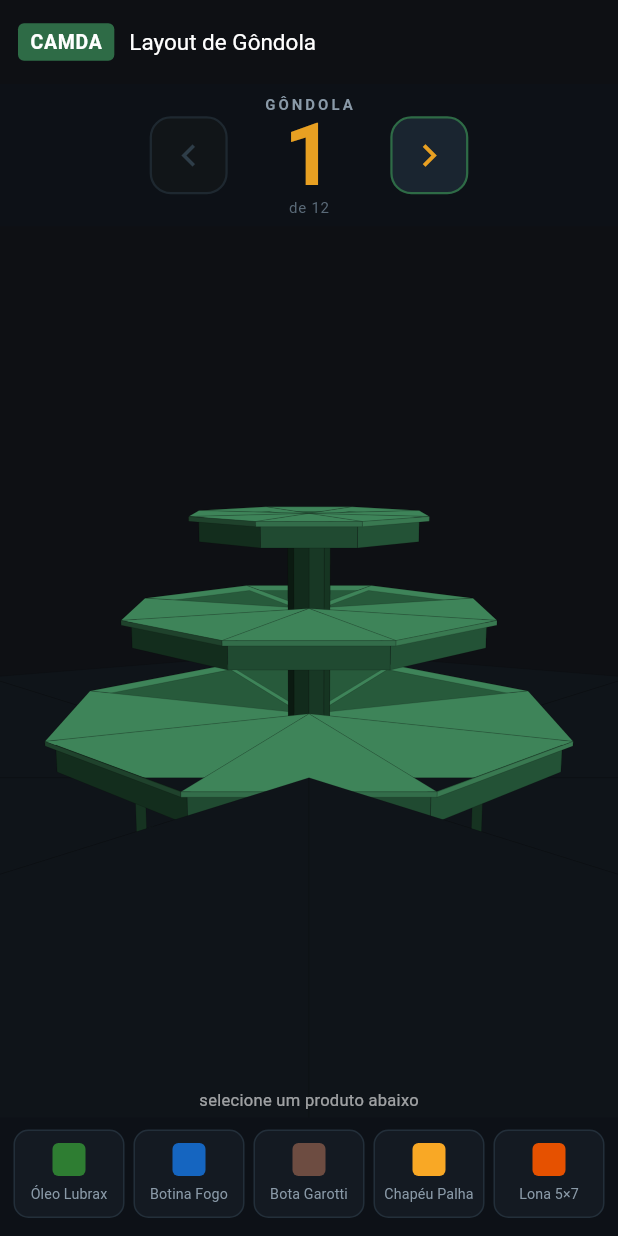
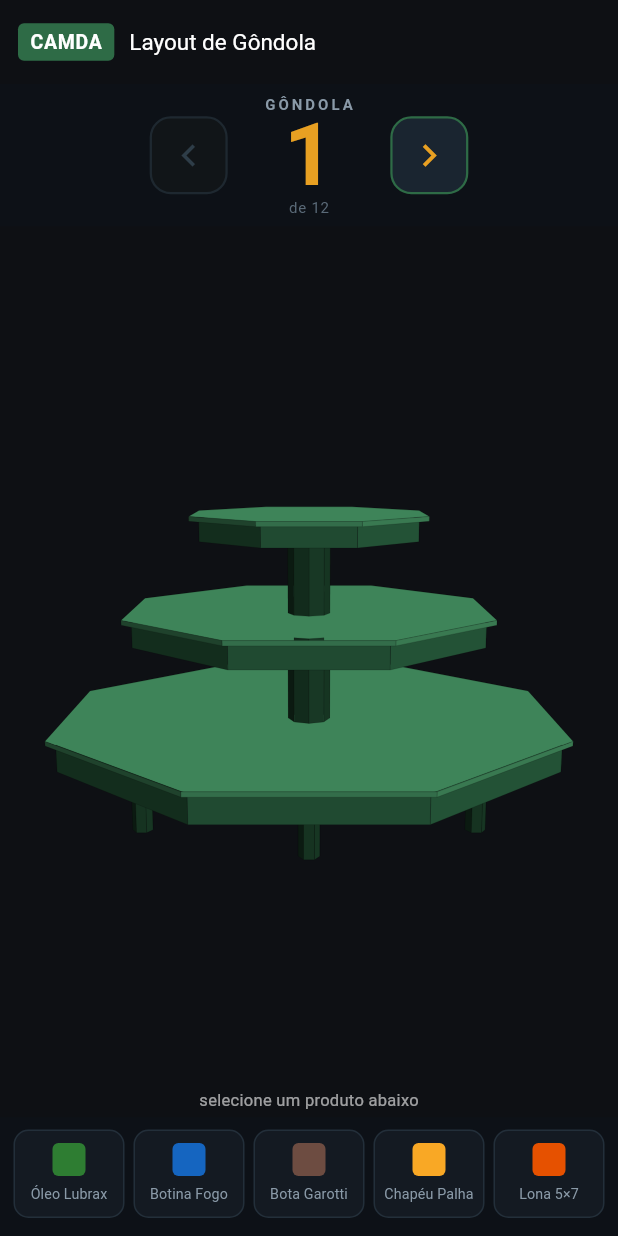
Before and after one commit to LeoLira1/Gondolas, a Flutter app: the screen it shows after launch, on a phone screen of 412 x 824 dp. Run offline on Flutter 3.47's test engine with Material 3 defaults, Android fonts, the phone set to English and light mode, and no system bars.

Commit message:
fix: remove floor disc + eliminate top-cap triangle seams
- Remove floor disk entirely (was obstructing the gondola view from above)
- Convert prism top caps from 8-triangle fan to single n-gon polygon
  so no internal edge lines appear on shelf surfaces
- Remove unused _disk() method and _corChao color constant

https://claude.ai/code/session_01Ep4mWkU5SMcMaNzrzmCQbo

```diff
--- a/lib/gondola_scene.dart
+++ b/lib/gondola_scene.dart
@@ -86,7 +86,6 @@ class GondolaGeometry {
   static const _corCorpo  = Color(0xFF2e6b46);
   static const _corColuna = Color(0xFF1f4a30);
   static const _corBorda  = Color(0xFF4a9d6a);
-  static const _corChao   = Color(0xFF12181e);
 
   // Shelf Y-centres and radii — exposed so hit-testing (Part 2) can reuse them
   static const List<({double yTop, double r})> andares = [
@@ -97,9 +96,6 @@ class GondolaGeometry {
 
   static List<_Face> buildFaces() {
     final faces = <_Face>[];
-
-    // Floor disc
-    _disk(faces, r: 9.0, y: 0.0, color: _corChao);
 
     // 8 feet
     for (var i = 0; i < 8; i++) {
@@ -162,33 +158,11 @@ class GondolaGeometry {
       ], color));
     }
 
-    // Top cap: center → v_i+1 → v_i gives upward (+Y) normal
-    final top = Vec3(cx, y1, cz);
-    for (var i = 0; i < sides; i++) {
-      final a0 = angles[i], a1 = angles[(i + 1) % sides];
-      faces.add(_Face([
-        top,
-        Vec3(cx + r * math.cos(a1), y1, cz + r * math.sin(a1)),
-        Vec3(cx + r * math.cos(a0), y1, cz + r * math.sin(a0)),
-      ], color));
-    }
-  }
-
-  /// Flat polygon fan for the floor disc.
-  static void _disk(List<_Face> faces,
-      {required double r, required double y, required Color color}) {
-    const sides = 8;
-    final center = Vec3(0, y, 0);
-    for (var i = 0; i < sides; i++) {
-      final a0 = i * 2 * math.pi / sides;
-      final a1 = (i + 1) * 2 * math.pi / sides;
-      // center → v1 → v0 gives upward (+Y) normal
-      faces.add(_Face([
-        center,
-        Vec3(r * math.cos(a1), y, r * math.sin(a1)),
-        Vec3(r * math.cos(a0), y, r * math.sin(a0)),
-      ], color));
-    }
+    // Top cap as single polygon (reverse angle order → +Y normal, no internal edge lines)
+    faces.add(_Face([
+      for (var i = sides - 1; i >= 0; i--)
+        Vec3(cx + r * math.cos(angles[i]), y1, cz + r * math.sin(angles[i]))
+    ], color));
   }
 }
 
```
